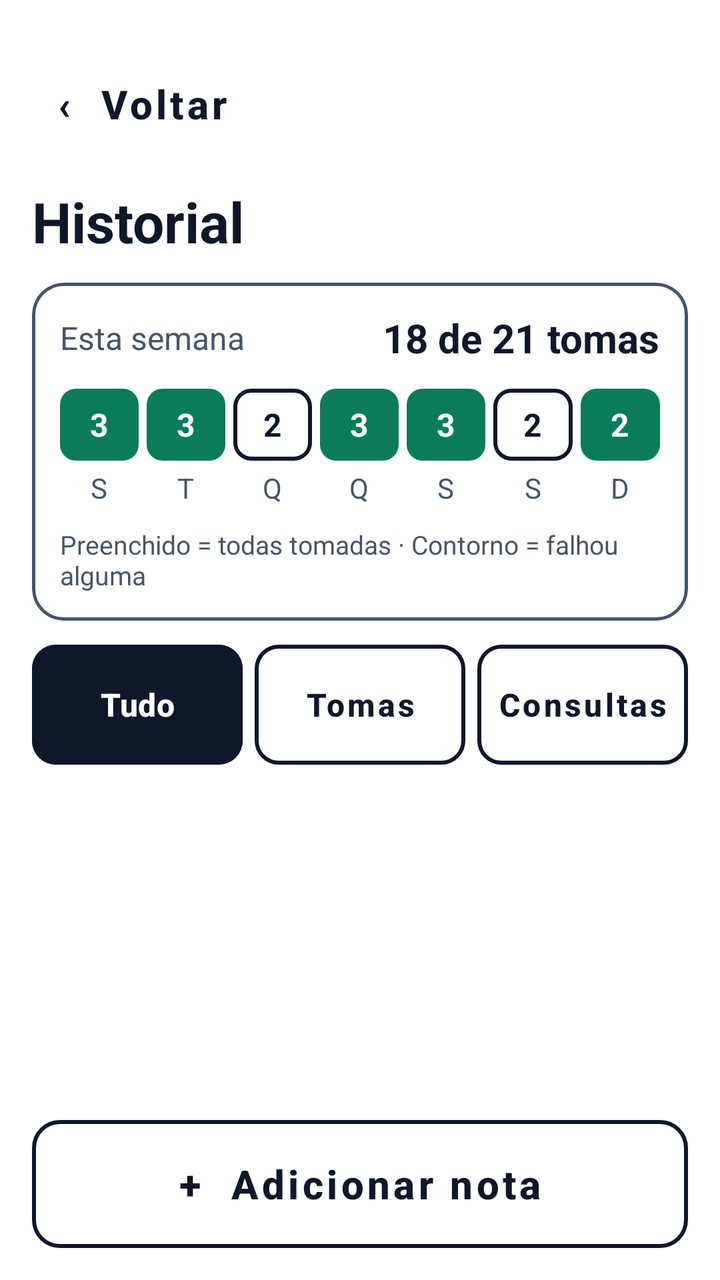
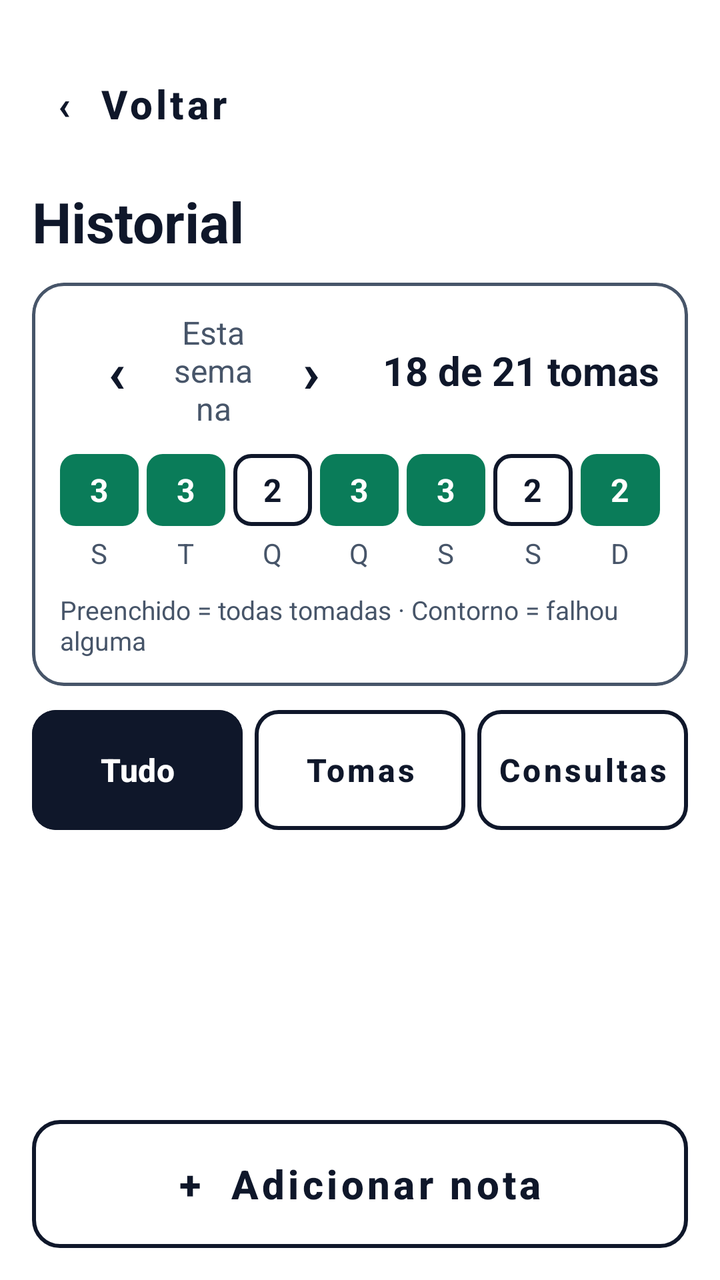

An Android layout rendered at two revisions. The XML below is the earlier revision; the diff shows what the commit changed to produce the second picture.
<!-- AndroidManifest.xml: application theme Theme.Vital -->
<!-- res/layout/activity_historial.xml -->
<?xml version="1.0" encoding="utf-8"?>
<androidx.constraintlayout.widget.ConstraintLayout
    xmlns:android="http://schemas.android.com/apk/res/android"
    xmlns:app="http://schemas.android.com/apk/res-auto"
    xmlns:tools="http://schemas.android.com/tools"
    android:layout_width="match_parent"
    android:layout_height="match_parent"
    android:background="@color/white"
    android:padding="@dimen/margin_standard">

    
    <com.google.android.material.button.MaterialButton
        android:id="@+id/btnVoltarHistorial"
        style="@style/Widget.MaterialComponents.Button.TextButton"
        android:layout_width="wrap_content"
        android:layout_height="wrap_content"
        android:minHeight="72dp"
        android:minWidth="168dp"
        android:insetTop="0dp"
        android:insetBottom="0dp"
        android:gravity="start|center_vertical"
        android:paddingStart="12dp"
        android:paddingEnd="24dp"
        android:text="‹  Voltar"
        android:textAllCaps="false"
        android:textColor="@color/vital_navy"
        android:textSize="20sp"
        android:textStyle="bold"
        app:layout_constraintStart_toStartOf="parent"
        app:layout_constraintTop_toTopOf="parent" />

    
    <TextView
        android:id="@+id/tvTituloHistorial"
        android:layout_width="wrap_content"
        android:layout_height="wrap_content"
        android:layout_marginTop="4dp"
        android:text="Historial"
        android:textColor="@color/vital_navy"
        android:textSize="28sp"
        android:textStyle="bold"
        app:layout_constraintStart_toStartOf="parent"
        app:layout_constraintTop_toBottomOf="@+id/btnVoltarHistorial" />

    
    <com.google.android.material.card.MaterialCardView
        android:id="@+id/cardResumoSemanal"
        android:layout_width="0dp"
        android:layout_height="wrap_content"
        android:layout_marginTop="12dp"
        app:cardBackgroundColor="@color/white"
        app:cardCornerRadius="16dp"
        app:cardElevation="0dp"
        app:strokeColor="@color/vital_gray"
        app:strokeWidth="1.5dp"
        app:layout_constraintEnd_toEndOf="parent"
        app:layout_constraintStart_toStartOf="parent"
        app:layout_constraintTop_toBottomOf="@+id/tvTituloHistorial">

        <LinearLayout
            android:layout_width="match_parent"
            android:layout_height="wrap_content"
            android:orientation="vertical"
            android:padding="14dp">

            
            <LinearLayout
                android:layout_width="match_parent"
                android:layout_height="wrap_content"
                android:gravity="center_vertical"
                android:orientation="horizontal">

                <TextView
                    android:layout_width="0dp"
                    android:layout_height="wrap_content"
                    android:layout_weight="1"
                    android:text="Esta semana"
                    android:textColor="@color/vital_gray"
                    android:textSize="16sp" />

                <TextView
                    android:id="@+id/tvTotalTomasSemana"
                    android:layout_width="wrap_content"
                    android:layout_height="wrap_content"
                    android:text="18 de 21 tomas"
                    android:textColor="@color/vital_navy"
                    android:textSize="20sp"
                    android:textStyle="bold" />
            </LinearLayout>

            
            <LinearLayout
                android:layout_width="match_parent"
                android:layout_height="wrap_content"
                android:layout_marginTop="12dp"
                android:orientation="horizontal">

                
                <LinearLayout android:layout_width="0dp" android:layout_height="wrap_content" android:layout_marginEnd="4dp" android:layout_weight="1" android:gravity="center" android:orientation="vertical">
                    <TextView android:id="@+id/tvDiaSeg" android:layout_width="match_parent" android:layout_height="36dp" android:background="@drawable/bg_dia_completo" android:gravity="center" android:text="3" android:textColor="@color/white" android:textSize="16sp" android:textStyle="bold" />
                    <TextView android:layout_width="wrap_content" android:layout_height="wrap_content" android:layout_marginTop="4dp" android:text="S" android:textColor="@color/vital_gray" android:textSize="14sp" />
                </LinearLayout>

                
                <LinearLayout android:layout_width="0dp" android:layout_height="wrap_content" android:layout_marginEnd="4dp" android:layout_weight="1" android:gravity="center" android:orientation="vertical">
                    <TextView android:id="@+id/tvDiaTer" android:layout_width="match_parent" android:layout_height="36dp" android:background="@drawable/bg_dia_completo" android:gravity="center" android:text="3" android:textColor="@color/white" android:textSize="16sp" android:textStyle="bold" />
                    <TextView android:layout_width="wrap_content" android:layout_height="wrap_content" android:layout_marginTop="4dp" android:text="T" android:textColor="@color/vital_gray" android:textSize="14sp" />
                </LinearLayout>

                
                <LinearLayout android:layout_width="0dp" android:layout_height="wrap_content" android:layout_marginEnd="4dp" android:layout_weight="1" android:gravity="center" android:orientation="vertical">
                    <TextView android:id="@+id/tvDiaQua" android:layout_width="match_parent" android:layout_height="36dp" android:background="@drawable/bg_dia_falhado" android:gravity="center" android:text="2" android:textColor="@color/vital_navy" android:textSize="16sp" android:textStyle="bold" />
                    <TextView android:layout_width="wrap_content" android:layout_height="wrap_content" android:layout_marginTop="4dp" android:text="Q" android:textColor="@color/vital_gray" android:textSize="14sp" />
                </LinearLayout>

                
                <LinearLayout android:layout_width="0dp" android:layout_height="wrap_content" android:layout_marginEnd="4dp" android:layout_weight="1" android:gravity="center" android:orientation="vertical">
                    <TextView android:id="@+id/tvDiaQui" android:layout_width="match_parent" android:layout_height="36dp" android:background="@drawable/bg_dia_completo" android:gravity="center" android:text="3" android:textColor="@color/white" android:textSize="16sp" android:textStyle="bold" />
                    <TextView android:layout_width="wrap_content" android:layout_height="wrap_content" android:layout_marginTop="4dp" android:text="Q" android:textColor="@color/vital_gray" android:textSize="14sp" />
                </LinearLayout>

                
                <LinearLayout android:layout_width="0dp" android:layout_height="wrap_content" android:layout_marginEnd="4dp" android:layout_weight="1" android:gravity="center" android:orientation="vertical">
                    <TextView android:id="@+id/tvDiaSex" android:layout_width="match_parent" android:layout_height="36dp" android:background="@drawable/bg_dia_completo" android:gravity="center" android:text="3" android:textColor="@color/white" android:textSize="16sp" android:textStyle="bold" />
                    <TextView android:layout_width="wrap_content" android:layout_height="wrap_content" android:layout_marginTop="4dp" android:text="S" android:textColor="@color/vital_gray" android:textSize="14sp" />
                </LinearLayout>

                
                <LinearLayout android:layout_width="0dp" android:layout_height="wrap_content" android:layout_marginEnd="4dp" android:layout_weight="1" android:gravity="center" android:orientation="vertical">
                    <TextView android:id="@+id/tvDiaSab" android:layout_width="match_parent" android:layout_height="36dp" android:background="@drawable/bg_dia_falhado" android:gravity="center" android:text="2" android:textColor="@color/vital_navy" android:textSize="16sp" android:textStyle="bold" />
                    <TextView android:layout_width="wrap_content" android:layout_height="wrap_content" android:layout_marginTop="4dp" android:text="S" android:textColor="@color/vital_gray" android:textSize="14sp" />
                </LinearLayout>

                
                <LinearLayout android:layout_width="0dp" android:layout_height="wrap_content" android:layout_weight="1" android:gravity="center" android:orientation="vertical">
                    <TextView android:id="@+id/tvDiaDom" android:layout_width="match_parent" android:layout_height="36dp" android:background="@drawable/bg_dia_completo" android:gravity="center" android:text="2" android:textColor="@color/white" android:textSize="16sp" android:textStyle="bold" />
                    <TextView android:layout_width="wrap_content" android:layout_height="wrap_content" android:layout_marginTop="4dp" android:text="D" android:textColor="@color/vital_gray" android:textSize="14sp" />
                </LinearLayout>
            </LinearLayout>

            
            <TextView
                android:layout_width="match_parent"
                android:layout_height="wrap_content"
                android:layout_marginTop="10dp"
                android:text="Preenchido = todas tomadas · Contorno = falhou alguma"
                android:textColor="@color/vital_gray"
                android:textSize="13sp" />

        </LinearLayout>
    </com.google.android.material.card.MaterialCardView>

    
    <LinearLayout
        android:id="@+id/layoutFiltrosHistorial"
        android:layout_width="0dp"
        android:layout_height="wrap_content"
        android:layout_marginTop="12dp"
        android:orientation="horizontal"
        app:layout_constraintEnd_toEndOf="parent"
        app:layout_constraintStart_toStartOf="parent"
        app:layout_constraintTop_toBottomOf="@+id/cardResumoSemanal">

        <com.google.android.material.button.MaterialButton
            android:id="@+id/btnFiltroTudo"
            android:layout_width="0dp"
            android:insetTop="0dp"
            android:insetBottom="0dp"
            android:layout_height="60dp"
            android:layout_marginEnd="6dp"
            android:layout_weight="1"
            android:backgroundTint="@color/vital_navy"
            android:paddingHorizontal="4dp"
            android:text="Tudo"
            android:textAllCaps="false"
            android:textColor="@color/white"
            android:textSize="16sp"
            android:textStyle="bold"
            app:cornerRadius="12dp" />

        <com.google.android.material.button.MaterialButton
            android:id="@+id/btnFiltroTomas"
            style="@style/Widget.MaterialComponents.Button.OutlinedButton"
            android:layout_width="0dp"
            android:insetTop="0dp"
            android:insetBottom="0dp"
            android:layout_height="60dp"
            android:layout_marginEnd="6dp"
            android:layout_weight="1"
            android:paddingHorizontal="4dp"
            android:text="Tomas"
            android:textAllCaps="false"
            android:textColor="@color/vital_navy"
            android:textSize="16sp"
            android:textStyle="bold"
            app:cornerRadius="12dp"
            app:strokeColor="@color/vital_navy"
            app:strokeWidth="2dp" />

        <com.google.android.material.button.MaterialButton
            android:id="@+id/btnFiltroConsultas"
            style="@style/Widget.MaterialComponents.Button.OutlinedButton"
            android:layout_width="0dp"
            android:insetTop="0dp"
            android:insetBottom="0dp"
            android:layout_height="60dp"
            android:layout_weight="1"
            android:paddingHorizontal="4dp"
            android:text="Consultas"
            android:textAllCaps="false"
            android:textColor="@color/vital_navy"
            android:textSize="16sp"
            android:textStyle="bold"
            app:cornerRadius="12dp"
            app:strokeColor="@color/vital_navy"
            app:strokeWidth="2dp" />
    </LinearLayout>

    
    <androidx.recyclerview.widget.RecyclerView
        android:id="@+id/rvHistorial"
        android:layout_width="0dp"
        android:layout_height="0dp"
        android:layout_marginVertical="10dp"
        tools:listitem="@layout/item_historial"
        app:layout_constraintBottom_toTopOf="@+id/btnAdicionarNota"
        app:layout_constraintEnd_toEndOf="parent"
        app:layout_constraintStart_toStartOf="parent"
        app:layout_constraintTop_toBottomOf="@+id/layoutFiltrosHistorial" />

    
    <com.google.android.material.button.MaterialButton
        android:id="@+id/btnAdicionarNota"
        style="@style/Widget.MaterialComponents.Button.OutlinedButton"
        android:layout_width="0dp"
        android:insetTop="0dp"
        android:insetBottom="0dp"
        android:layout_height="64dp"
        android:backgroundTint="@color/white"
        android:text="+  Adicionar nota"
        android:textAllCaps="false"
        android:textColor="@color/vital_navy"
        android:textSize="20sp"
        android:textStyle="bold"
        app:cornerRadius="14dp"
        app:strokeColor="@color/vital_navy"
        app:strokeWidth="2dp"
        app:layout_constraintBottom_toBottomOf="parent"
        app:layout_constraintEnd_toEndOf="parent"
        app:layout_constraintStart_toStartOf="parent" />

</androidx.constraintlayout.widget.ConstraintLayout>
<!-- res/layout/item_historial.xml (included above) -->
<?xml version="1.0" encoding="utf-8"?>
<LinearLayout
    xmlns:android="http://schemas.android.com/apk/res/android"
    android:layout_width="match_parent"
    android:layout_height="wrap_content"
    android:background="@color/white"
    android:orientation="vertical">

    <LinearLayout
        android:layout_width="match_parent"
        android:layout_height="wrap_content"
        android:gravity="top"
        android:orientation="horizontal"
        android:paddingVertical="12dp">

        
        <TextView
            android:id="@+id/tvHistDataHora"
            android:layout_width="76dp"
            android:layout_height="wrap_content"
            android:text="Hoje\n08:00"
            android:textColor="@color/vital_navy"
            android:textSize="16sp"
            android:textStyle="bold" />

        
        <LinearLayout
            android:layout_width="0dp"
            android:layout_height="wrap_content"
            android:layout_marginStart="8dp"
            android:layout_weight="1"
            android:orientation="vertical">

            <TextView
                android:id="@+id/tvHistTitulo"
                android:layout_width="wrap_content"
                android:layout_height="wrap_content"
                android:text="Ramipril 5 mg"
                android:textColor="@color/vital_navy"
                android:textSize="18sp"
                android:textStyle="bold" />

            <TextView
                android:id="@+id/tvHistDetalhe"
                android:layout_width="wrap_content"
                android:layout_height="wrap_content"
                android:layout_marginTop="2dp"
                android:text="✓ Tomado · registado pelo idoso"
                android:textColor="@color/vital_green"
                android:textSize="15sp"
                android:textStyle="bold" />
        </LinearLayout>
    </LinearLayout>

    
    <View
        android:layout_width="match_parent"
        android:layout_height="1dp"
        android:background="@color/vital_divider" />

</LinearLayout>
<!-- resources referenced by this layout -->
<resources>
  <color name="vital_divider">#E2E8F0</color>
  <color name="vital_gray">#475569</color>
  <color name="vital_green">#0A7C59</color>
  <color name="vital_navy">#0F172A</color>
  <color name="white">#FFFFFF</color>
  <dimen name="margin_standard">16dp</dimen>
  <!-- drawable bg_dia_completo (drawable) -->
  <?xml version="1.0" encoding="utf-8"?>
  <shape xmlns:android="http://schemas.android.com/apk/res/android"
      android:shape="rectangle">
      <solid android:color="@color/vital_green" />
      <corners android:radius="8dp" />
  </shape>
  <!-- drawable bg_dia_falhado (drawable) -->
  <?xml version="1.0" encoding="utf-8"?>
  <shape xmlns:android="http://schemas.android.com/apk/res/android"
      android:shape="rectangle">
      <solid android:color="@color/white" />
      <corners android:radius="8dp" />
      <stroke
          android:width="2dp"
          android:color="@color/vital_navy" />
  </shape>
  <style name="Theme.Vital" parent="Base.Theme.Vital" />
  <style name="Base.Theme.Vital" parent="Theme.Material3.DayNight.NoActionBar">
          
          
      </style>
</resources>

<!-- the commit's change to res/layout/activity_historial.xml (unified diff, before → after) -->
@@ -70,18 +70,51 @@
                 android:gravity="center_vertical"
                 android:orientation="horizontal">
 
+                <com.google.android.material.button.MaterialButton
+                    android:id="@+id/btnSemanaAnterior"
+                    style="@style/Widget.MaterialComponents.Button.TextButton"
+                    android:layout_width="wrap_content"
+                    android:layout_height="wrap_content"
+                    android:insetTop="0dp"
+                    android:insetBottom="0dp"
+                    android:minWidth="56dp"
+                    android:minHeight="56dp"
+                    android:paddingHorizontal="0dp"
+                    android:text="‹"
+                    android:textColor="@color/vital_navy"
+                    android:textSize="28sp"
+                    android:textStyle="bold" />
+
                 <TextView
+                    android:id="@+id/tvEtiquetaSemana"
                     android:layout_width="0dp"
                     android:layout_height="wrap_content"
                     android:layout_weight="1"
+                    android:gravity="center"
                     android:text="Esta semana"
                     android:textColor="@color/vital_gray"
                     android:textSize="16sp" />
+
+                <com.google.android.material.button.MaterialButton
+                    android:id="@+id/btnSemanaSeguinte"
+                    style="@style/Widget.MaterialComponents.Button.TextButton"
+                    android:layout_width="wrap_content"
+                    android:layout_height="wrap_content"
+                    android:insetTop="0dp"
+                    android:insetBottom="0dp"
+                    android:minWidth="56dp"
+                    android:minHeight="56dp"
+                    android:paddingHorizontal="0dp"
+                    android:text="›"
+                    android:textColor="@color/vital_navy"
+                    android:textSize="28sp"
+                    android:textStyle="bold" />
 
                 <TextView
                     android:id="@+id/tvTotalTomasSemana"
                     android:layout_width="wrap_content"
                     android:layout_height="wrap_content"
+                    android:layout_marginStart="8dp"
                     android:text="18 de 21 tomas"
                     android:textColor="@color/vital_navy"
                     android:textSize="20sp"
